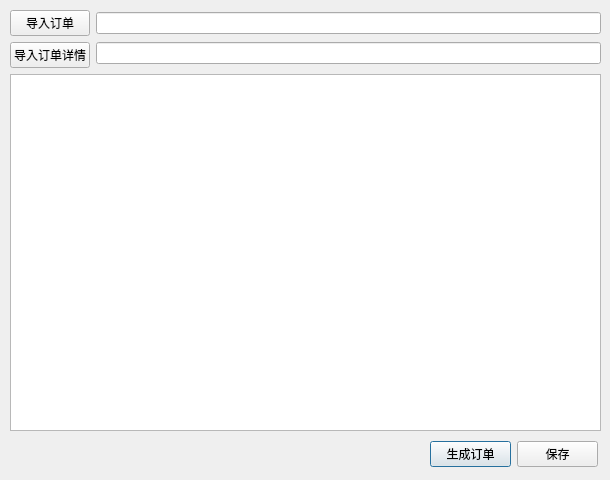
First picture: the form in orderimportdialog.ui, repository cryring/myorder, before the edit.
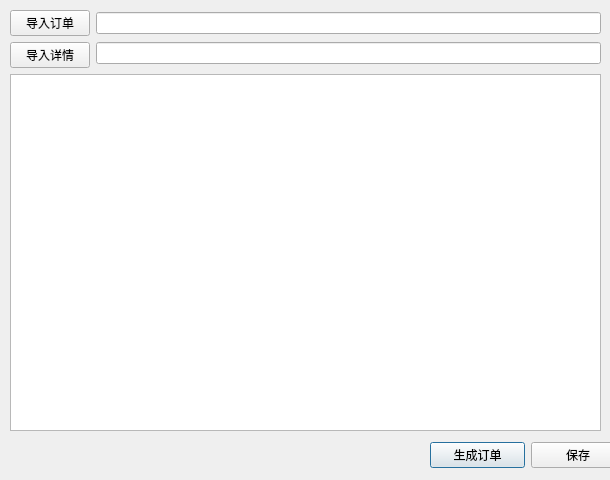
Second picture: the form after the edit.

The edit to the form file:
```diff
--- a/orderimportdialog.ui
+++ b/orderimportdialog.ui
@@ -18,8 +18,8 @@
     <rect>
      <x>430</x>
      <y>440</y>
-     <width>168</width>
-     <height>29</height>
+     <width>195</width>
+     <height>30</height>
     </rect>
    </property>
    <layout class="QHBoxLayout" name="horizontalLayout_2">
@@ -63,7 +63,7 @@
         <item>
          <widget class="QPushButton" name="importOrderDetailButton">
           <property name="text">
-           <string>导入订单详情</string>
+           <string>导入详情</string>
           </property>
          </widget>
         </item>
```
